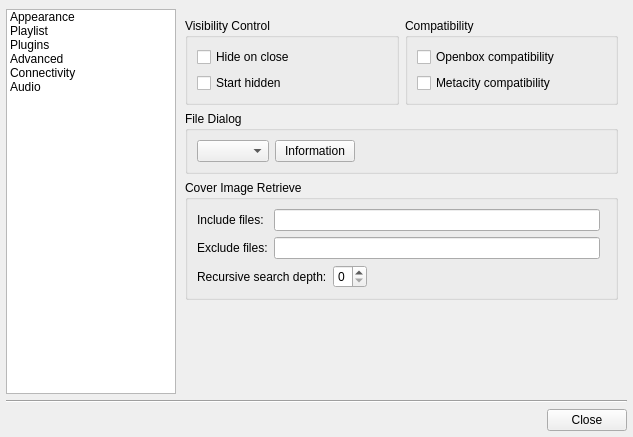
This is src/ui/forms/configdialog.ui in ksv1986/qmmp-staging as Qt 5 draws it before an edit. The edited form follows.
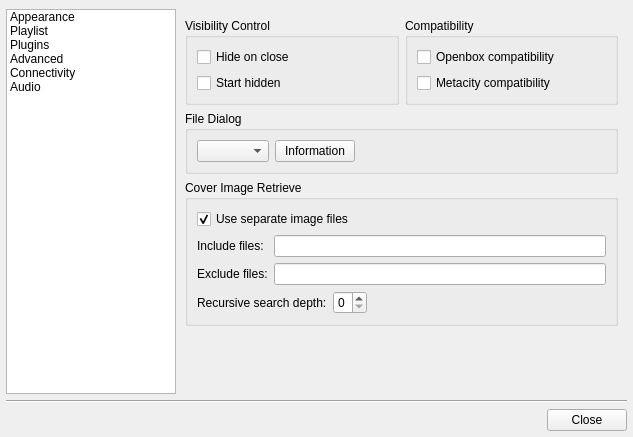
This is the edited form. The open tabs and pages were chosen to show the change. Icons and pictures are not drawn.

Commit message: added possibility to disable cover files search

Patch:
```diff
--- a/src/ui/forms/configdialog.ui
+++ b/src/ui/forms/configdialog.ui
@@ -853,27 +853,37 @@
             <string>Cover Image Retrieve</string>
            </property>
            <layout class="QGridLayout" name="gridLayout_6">
-            <item row="0" column="0">
+            <item row="0" column="0" colspan="2">
+             <widget class="QCheckBox" name="useCoverFilesCheckBox">
+              <property name="text">
+               <string>Use separate image files</string>
+              </property>
+              <property name="checked">
+               <bool>true</bool>
+              </property>
+             </widget>
+            </item>
+            <item row="1" column="0">
              <widget class="QLabel" name="label_11">
               <property name="text">
                <string>Include files:</string>
               </property>
              </widget>
             </item>
-            <item row="0" column="1">
+            <item row="1" column="1">
              <widget class="QLineEdit" name="coverIncludeLineEdit"/>
             </item>
-            <item row="1" column="0">
+            <item row="2" column="0">
              <widget class="QLabel" name="label_12">
               <property name="text">
                <string>Exclude files:</string>
               </property>
              </widget>
             </item>
-            <item row="1" column="1">
+            <item row="2" column="1">
              <widget class="QLineEdit" name="coverExcludeLineEdit"/>
             </item>
-            <item row="2" column="0" colspan="3">
+            <item row="3" column="0" colspan="2">
              <layout class="QHBoxLayout" name="horizontalLayout_4">
               <item>
                <widget class="QLabel" name="label_13">
```
Left out of the diff: 116 changed lines with no effect on the pictures. The commit also changes 13 other files.
